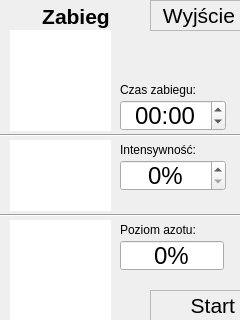
Above: operationscreen.ui from kosiu/Kriosan before the change. Below: the same form after it.
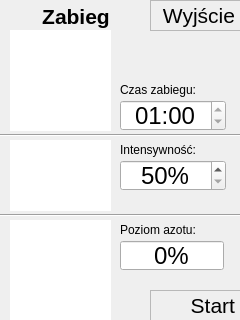
That is the form after the change. Custom widgets are drawn as their Qt base class.

Commit message: Fixed: filter, power value, operarion time, infoscreen

```diff
--- a/operationscreen.ui
+++ b/operationscreen.ui
@@ -87,6 +87,12 @@
      </font>
     </property>
     <property name="wrapping" >
+     <bool>false</bool>
+    </property>
+    <property name="alignment" >
+     <set>Qt::AlignCenter</set>
+    </property>
+    <property name="readOnly" >
      <bool>true</bool>
     </property>
     <property name="alignment" >
@@ -98,10 +104,30 @@
     <property name="keyboardTracking" >
      <bool>false</bool>
     </property>
+    <property name="maximumDateTime" >
+     <datetime>
+      <hour>0</hour>
+      <minute>50</minute>
+      <second>59</second>
+      <year>2000</year>
+      <month>1</month>
+      <day>1</day>
+     </datetime>
+    </property>
+    <property name="minimumDateTime" >
+     <datetime>
+      <hour>0</hour>
+      <minute>1</minute>
+      <second>0</second>
+      <year>2000</year>
+      <month>1</month>
+      <day>1</day>
+     </datetime>
+    </property>
     <property name="maximumTime" >
      <time>
       <hour>0</hour>
-      <minute>59</minute>
+      <minute>50</minute>
       <second>59</second>
      </time>
     </property>
@@ -169,6 +195,9 @@
     <property name="suffix" >
      <string>%</string>
     </property>
+    <property name="minimum" >
+     <number>50</number>
+    </property>
     <property name="maximum" >
      <number>100</number>
     </property>
```
Left out of the diff: 12 changed lines with no effect on the pictures. The commit also changes 7 other files.
